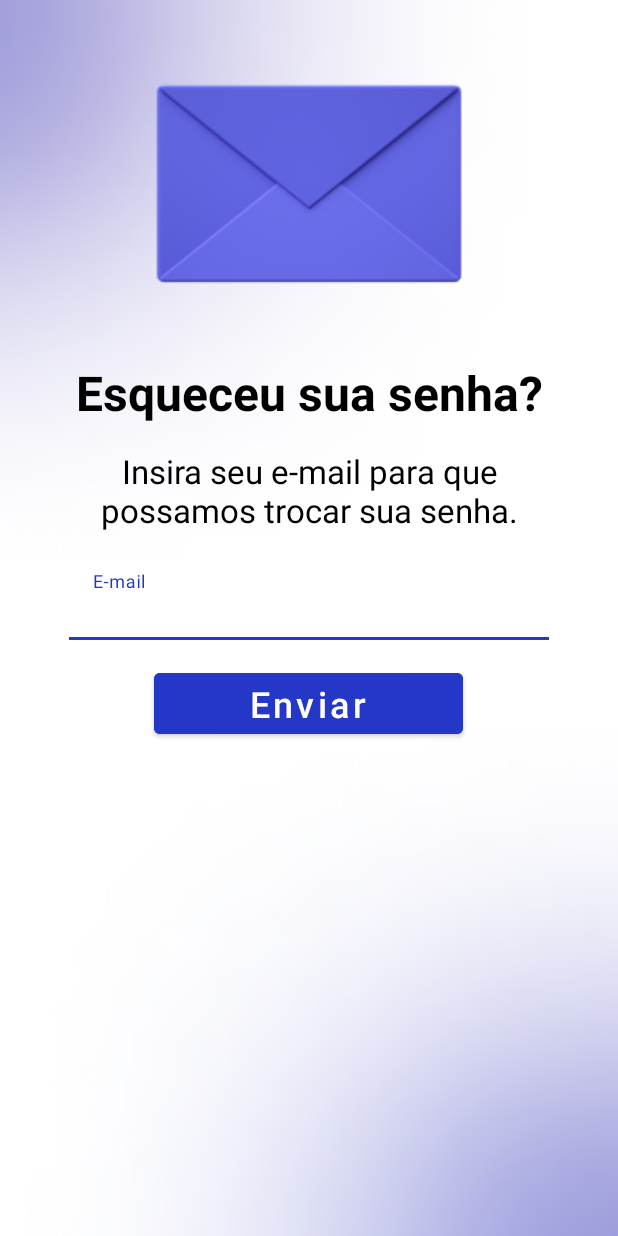
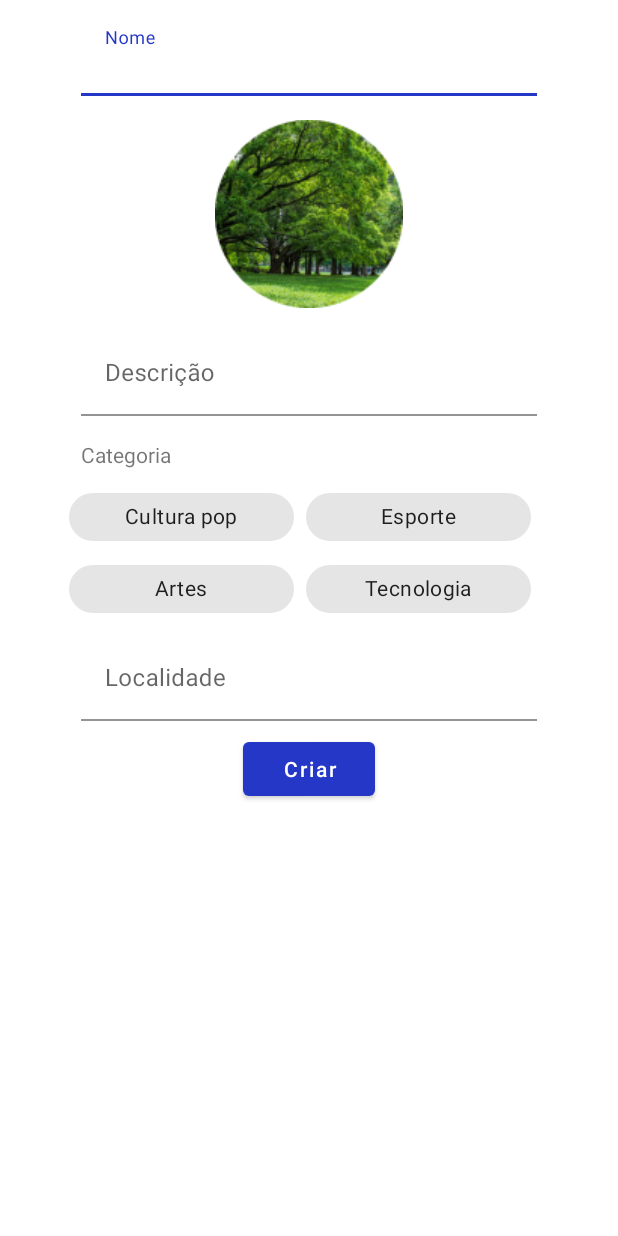
Before and after one commit to AndreSntos/KnowU, an Android app: the screen it shows after launch (EmailActivity before the commit, CriarEventoActivity after it), on a phone screen of 412 x 824 dp. Run offline under Robolectric (Android 15) with nearby library versions, the phone set to English and light mode, and no system bars.

Commit message:
feat: tela de criar eventos

```diff
--- a/Front End/app/src/main/java/com/example/knowu/SingInActivity.kt
+++ b/Front End/app/src/main/java/com/example/knowu/SingInActivity.kt
@@ -17,7 +17,7 @@ class SingInActivity : AppCompatActivity() {
         etLogin: EditText,
         etPassword: EditText): Boolean{
         var dialog = AlertDialog.Builder(this);
-        dialog.setTitle("Erro").setIcon(R.drawable.error).
+        dialog.setTitle("Erro").setIcon(R.drawable.error)
             .setPositiveButton("Ok", null)
 
         if (etLogin.text.toString().isEmpty()){
--- /dev/null
+++ b/Front End/app/src/main/res/layout/activity_criar_evento.xml
@@ -0,0 +1,132 @@
+<?xml version="1.0" encoding="utf-8"?>
+<androidx.constraintlayout.widget.ConstraintLayout xmlns:android="http://schemas.android.com/apk/res/android"
+    xmlns:app="http://schemas.android.com/apk/res-auto"
+    xmlns:tools="http://schemas.android.com/tools"
+    android:layout_width="match_parent"
+    android:layout_height="match_parent"
+    android:layout_gravity="center"
+    android:orientation="vertical">
+
+    <LinearLayout
+        android:layout_width="320dp"
+        android:layout_height="wrap_content"
+        android:backgroundTint="@color/fundo_criar_evento"
+        android:gravity="top|center"
+        android:orientation="vertical"
+        app:layout_constraintLeft_toLeftOf="parent"
+        app:layout_constraintRight_toRightOf="parent"
+        tools:ignore="MissingConstraints">
+
+        <LinearLayout
+            android:layout_width="match_parent"
+            android:layout_height="wrap_content"
+            android:orientation="vertical"
+            android:gravity="center">
+
+        <com.google.android.material.textfield.TextInputLayout
+            android:layout_width="match_parent"
+            android:layout_height="wrap_content">
+
+            <com.google.android.material.textfield.TextInputEditText
+                android:id="@+id/ti_nome_evento"
+                android:layout_width="match_parent"
+                android:layout_height="wrap_content"
+                android:layout_margin="8dp"
+                android:background="@android:color/transparent"
+                android:hint="Nome" />
+        </com.google.android.material.textfield.TextInputLayout>
+
+        <ImageView
+            android:layout_width="wrap_content"
+            android:layout_height="wrap_content"
+            android:layout_margin="8dp"
+            android:src="@drawable/criar_evento" />
+
+        <com.google.android.material.textfield.TextInputLayout
+            android:layout_width="match_parent"
+            android:layout_height="wrap_content">
+
+            <com.google.android.material.textfield.TextInputEditText
+                android:id="@+id/ti_descricao"
+                android:layout_width="match_parent"
+                android:layout_height="wrap_content"
+                android:layout_margin="8dp"
+                android:background="@android:color/transparent"
+                android:hint="Descrição" />
+        </com.google.android.material.textfield.TextInputLayout>
+
+        </LinearLayout>
+        <LinearLayout
+            android:layout_width="match_parent"
+            android:layout_height="wrap_content"
+            android:orientation="vertical">
+
+            <TextView
+                android:layout_width="match_parent"
+                android:layout_height="wrap_content"
+                android:text="Categoria"
+                android:layout_margin="8dp"/>
+
+            <com.google.android.material.chip.ChipGroup
+                android:id="@+id/chip_group"
+                style="@style/Widget.Knowu.Chip.Choice"
+                android:layout_width="match_parent"
+                android:layout_height="match_parent"
+                app:selectionRequired="true">
+
+                <com.google.android.material.chip.Chip
+                    android:id="@+id/chip"
+                    style="@style/Widget.Knowu.Chip.Choice"
+                    android:layout_width="150dp"
+                    android:layout_height="wrap_content"
+                    android:text="Cultura pop"
+                    android:textAlignment="center" />
+
+                <com.google.android.material.chip.Chip
+                    android:id="@+id/chip2"
+                    style="@style/Widget.Knowu.Chip.Choice"
+                    android:layout_width="150dp"
+                    android:layout_height="wrap_content"
+                    android:text="Esporte"
+                    android:textAlignment="center"/>
+
+                <com.google.android.material.chip.Chip
+                    android:id="@+id/chip3"
+                    style="@style/Widget.Knowu.Chip.Choice"
+                    android:layout_width="150dp"
+                    android:layout_height="wrap_content"
+                    android:text="Artes"
+                    android:textAlignment="center"/>
+
+                <com.google.android.material.chip.Chip
+                    android:id="@+id/chip4"
+                    style="@style/Widget.Knowu.Chip.Choice"
+                    android:layout_width="150dp"
+                    android:layout_height="wrap_content"
+                    android:text="Tecnologia"
+                    android:textAlignment="center"/>
+
+            </com.google.android.material.chip.ChipGroup>
+
+            <com.google.android.material.textfield.TextInputLayout
+                android:layout_width="match_parent"
+                android:layout_height="wrap_content">
+
+                <com.google.android.material.textfield.TextInputEditText
+                    android:id="@+id/ti_localidade"
+                    android:layout_width="match_parent"
+                    android:layout_height="wrap_content"
+                    android:layout_margin="8dp"
+                    android:background="@android:color/transparent"
+                    android:hint="Localidade" />
+            </com.google.android.material.textfield.TextInputLayout>
+        </LinearLayout>
+        <Button
+            android:layout_width="wrap_content"
+            android:layout_height="wrap_content"
+            android:text="Criar"
+            android:textAllCaps="false"
+            android:onClick="criarEvento" />
+    </LinearLayout>
+
+</androidx.constraintlayout.widget.ConstraintLayout>
--- a/Front End/app/src/main/res/layout/activity_login.xml
+++ b/Front End/app/src/main/res/layout/activity_login.xml
@@ -144,7 +144,6 @@
                 android:layout_marginTop="10dp"
                 android:background="@android:color/transparent"
                 android:hint="Usuário"
-                android:hintTextColor="#1976D2"
                 android:textColor="@color/black"
                 android:textColorHint="@color/primary_blue"
                 android:textSize="18sp" />
--- a/Front End/app/src/main/res/values/colors.xml
+++ b/Front End/app/src/main/res/values/colors.xml
@@ -8,4 +8,6 @@
     <color name="black">#FF000000</color>
     <color name="white">#FFFFFFFF</color>
     <color name="primary_blue">#2537C7</color>
+    <color name="fundo_criar_evento">#E9EAF4</color>
+    <color name="texto_criar_evento">#D4D3DB</color>
 </resources>
--- a/Front End/app/src/main/res/values/themes.xml
+++ b/Front End/app/src/main/res/values/themes.xml
@@ -14,4 +14,10 @@
         <!-- item name="android:statusBarColor" tools:targetApi="l">?attr/colorPrimaryVariant</item -->
         <!-- Customize your theme here. -->
     </style>
+    <style name="Widget.Knowu.Chip.Choice" parent="Widget.MaterialComponents.Chip.Choice">
+        <item name="materialThemeOverlay">@style/ThemeOverlay.Knowu.Chip.Choice</item>
+    </style>
+    <style name="ThemeOverlay.Knowu.Chip.Choice" parent="">
+        <item name="elevationOverlayEnabled">false</item>
+    </style>
 </resources>
```
Also changed, not shown: Front End/app/src/main/AndroidManifest.xml (+28 -12 lines), Front End/app/src/main/java/com/example/knowu/CriarEventoActivity.kt (added, +46 -0 lines), Front End/app/src/main/java/com/example/knowu/SucessoActivity.kt (added, +11 -0 lines), Front End/app/src/main/res/layout/activity_sucesso.xml (added, +41 -0 lines), Front End/app/src/main/res/drawable/criar_evento.png (added), Front End/app/src/main/res/drawable/sucesso_icon.png (added).
